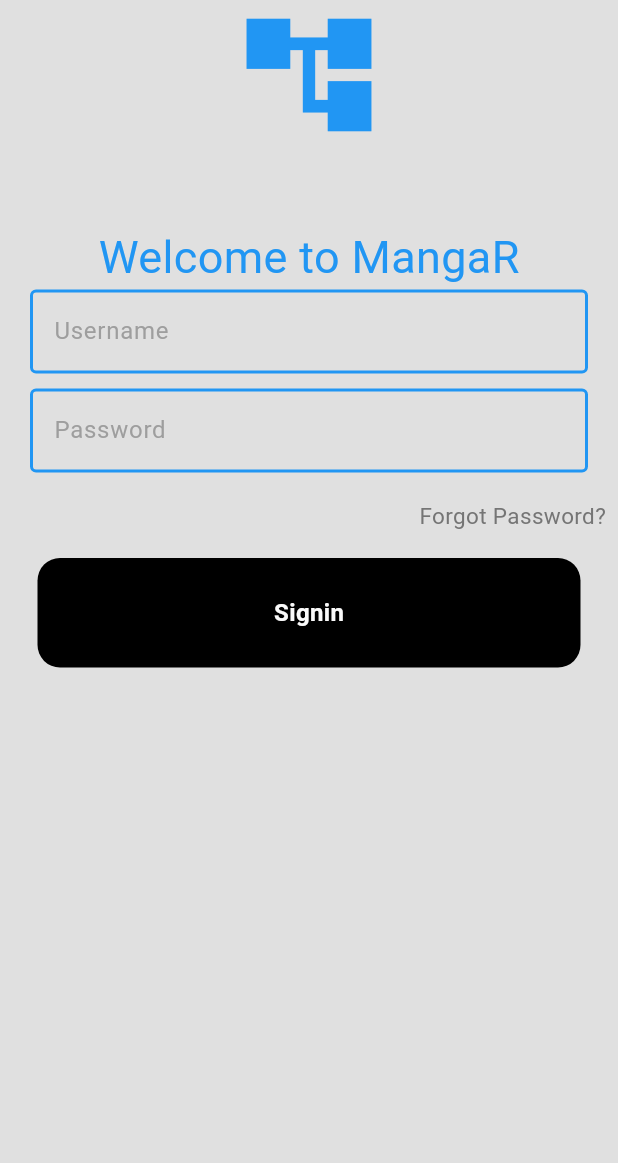
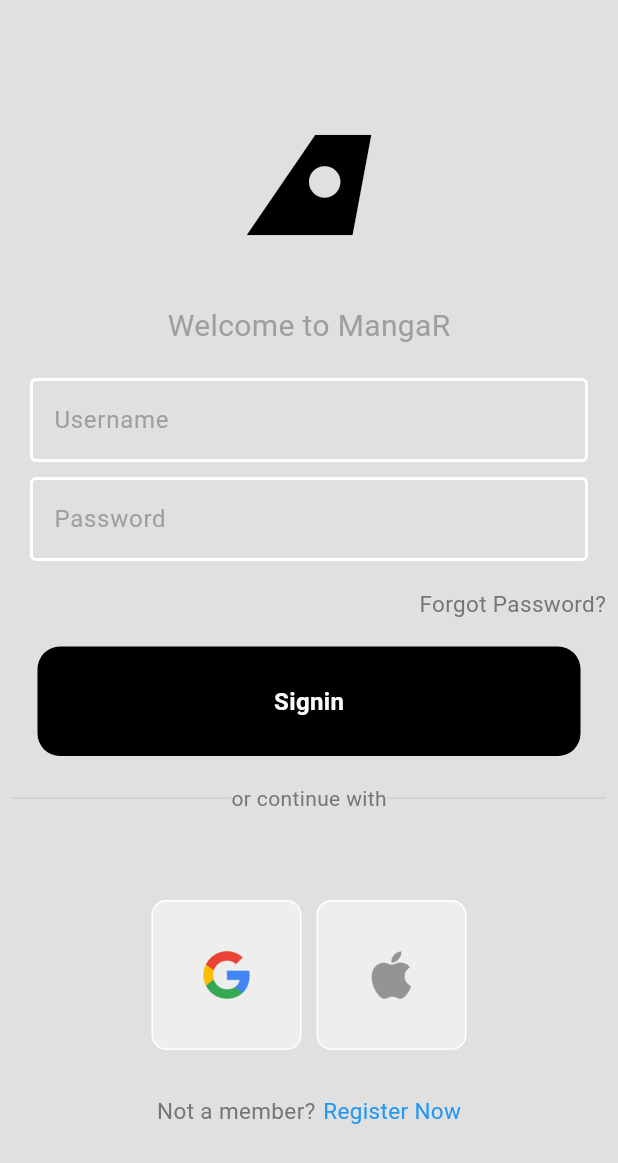
Before and after one commit to Lokeshwar-V/manga_app, a Flutter app: the screen it shows after launch, on a phone screen of 412 x 824 dp. Shown: the top 1163 px of the screen. Run offline on Flutter 3.47's test engine with Material 3 defaults, Android fonts, the phone set to English and light mode, and no system bars.

Commit message:
Update code formatting and fix minor bugs

```diff
--- a/lib/components/my_bottom.dart
+++ b/lib/components/my_botton.dart
@@ -2,21 +2,27 @@ import 'package:flutter/material.dart';
 import 'package:flutter/widgets.dart';
 
 class MyButton extends StatelessWidget {
-  const MyButton({super.key});
+
+ final Function()? onTap;
+
+  const MyButton({super.key, required this.onTap});
 
   @override
   Widget build(BuildContext context) {
     return Container(
       padding: const EdgeInsets.all(25),
-      margin:const EdgeInsets.symmetric(horizontal: 25),
+      margin: const EdgeInsets.symmetric(horizontal: 25),
       decoration: BoxDecoration(
         color: Colors.black,
         borderRadius: BorderRadius.circular(15),
       ),
-      child:  Center(
+      child: Center(
           child: Text(
         "Signin",
-        style: TextStyle(color: Colors.grey.shade50, fontSize: 16,fontWeight: FontWeight.bold),
+        style: TextStyle(
+            color: Colors.grey.shade50,
+            fontSize: 16,
+            fontWeight: FontWeight.bold),
       )),
     );
   }
--- a/lib/components/my_textfield.dart
+++ b/lib/components/my_textfield.dart
@@ -17,13 +17,15 @@ class MyTextField extends StatelessWidget {
         controller:controller,
         obscureText: obscureText,
         decoration: InputDecoration(
+
           hintText: hintText,
           hintStyle: TextStyle(color: Colors.grey.shade500),
           enabledBorder: const OutlineInputBorder(
-            borderSide: BorderSide(color: Colors.blue, width: 2),
+            borderSide: BorderSide(color: Colors.white, width: 2),
+
           ),
           focusedBorder: OutlineInputBorder(
-            borderSide: BorderSide(color: Colors.blue.shade900, width: 2),
+            borderSide: BorderSide(color: Colors.blueGrey.shade300, width: 2),
           ),
         ),
       ),
--- /dev/null
+++ b/lib/components/square_tile.dart
@@ -0,0 +1,21 @@
+import 'package:flutter/material.dart';
+import 'package:flutter/widgets.dart';
+
+class SquareTile extends StatelessWidget {
+  final String imagePath;
+  const SquareTile({super.key, required this.imagePath});
+
+  @override
+  Widget build(BuildContext context) {
+    return Container(
+        padding: EdgeInsets.all(20),
+        height: 100,
+        width: 100,
+        decoration: BoxDecoration(borderRadius: BorderRadius.circular(10),color: Colors.grey[200],border:Border.all(color: Colors.white)
+        ),
+
+        child: Image.asset(imagePath,height: 40)
+
+        );
+  }
+}
--- a/lib/pages/login_page.dart
+++ b/lib/pages/login_page.dart
@@ -1,24 +1,28 @@
 import 'package:flutter/material.dart';
-import 'package:manga_app/components/my_bottom.dart';
+import 'package:manga_app/components/my_botton.dart';
+import 'package:manga_app/components/square_tile.dart';
 import '/components/my_textfield.dart';
 
 class LoginPage extends StatelessWidget {
   LoginPage({super.key});
 
-
-final usernameController=TextEditingController();
-final passwordController=TextEditingController();
+  void signUserIn() {}
+  final usernameController = TextEditingController();
+  final passwordController = TextEditingController();
   @override
   Widget build(BuildContext context) {
     return Scaffold(
       backgroundColor: Colors.grey[300],
       body: SafeArea(
         child: Center(
-          child: Column(children: [
-            const Icon(Icons.account_tree, size: 100, color: Colors.blue),
-            const SizedBox(height: 50),
+          child: SingleChildScrollView(
+            child:
+                Column(mainAxisAlignment: MainAxisAlignment.center, children: [
+              const Icon(Icons.airlines, size: 100, color: Colors.black),
+              const SizedBox(height: 30),
               const Text('Welcome to MangaR',
-                style: TextStyle(fontSize: 30, color: Colors.blue)),
+                  style: TextStyle(fontSize: 20, color: Colors.grey)),
+              const SizedBox(height: 20),
               MyTextField(
                 controller: usernameController,
                 hintText: 'Username',
@@ -29,7 +33,6 @@ final passwordController=TextEditingController();
                 controller: passwordController,
                 hintText: 'Password',
                 obscureText: true,
-
               ),
               const SizedBox(height: 10),
               Padding(
@@ -37,13 +40,62 @@ final passwordController=TextEditingController();
                 child: Row(
                   mainAxisAlignment: MainAxisAlignment.end,
                   children: [
-                  Text('Forgot Password?',style: TextStyle(color: Colors.grey.shade600,fontSize: 15),),
+                    Text(
+                      'Forgot Password?',
+                      style:
+                          TextStyle(color: Colors.grey.shade600, fontSize: 15),
+                    ),
                   ],
                 ),
               ),
               const SizedBox(height: 10),
-            const MyButton(),
+              MyButton(
+                onTap: signUserIn,
+              ),
+              const SizedBox(height: 10),
+              Padding(
+                padding: const EdgeInsets.all(8.0),
+                child: Row(
+                  children: [
+                    Expanded(
+                        child: Divider(
+                      thickness: 0.5,
+                      color: Colors.grey[400],
+                    )),
+                    Text(
+                      'or continue with',
+                      style: TextStyle(color: Colors.grey[600]),
+                    ),
+                    Expanded(
+                        child: Divider(
+                      thickness: 0.5,
+                      color: Colors.grey[400],
+                    )),
+                  ],
+                ),
+              ),
+              const SizedBox(height: 50),
+              const Row(
+                mainAxisAlignment: MainAxisAlignment.center,
+                children: [
+                  SquareTile(imagePath: 'lib/images/Google.png'),
+                  SizedBox(width: 10),
+                  SquareTile(imagePath: 'lib/images/Apple.png'),
+                ],
+              ),
+              const SizedBox(height: 30),
+              Row(
+                mainAxisAlignment: MainAxisAlignment.center,
+                children: [
+                  Text('Not a member?',
+                      style: TextStyle(color: Colors.grey[600], fontSize: 15)),
+                  const SizedBox(width: 5),
+                  const Text('Register Now',
+                      style: TextStyle(color: Colors.blue, fontSize: 15)),
+                ],
+              ),
             ]),
+          ),
         ),
       ),
     );
--- a/pubspec.yaml
+++ b/pubspec.yaml
@@ -17,3 +17,5 @@ dev_dependencies:
 
 flutter:
   uses-material-design: true
+  assets:
+    - lib/images/
```
Also changed, not shown: lib/images/Apple.png (added), lib/images/Google.png (added). Lines whose indentation alone changed are shown as unchanged.
